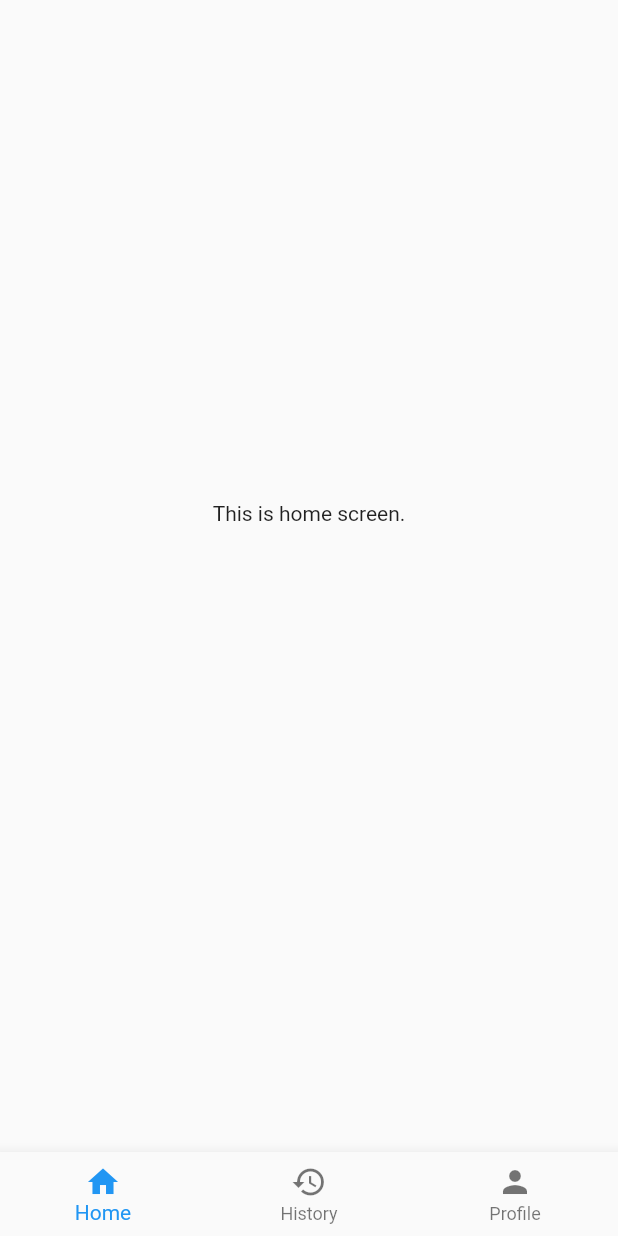
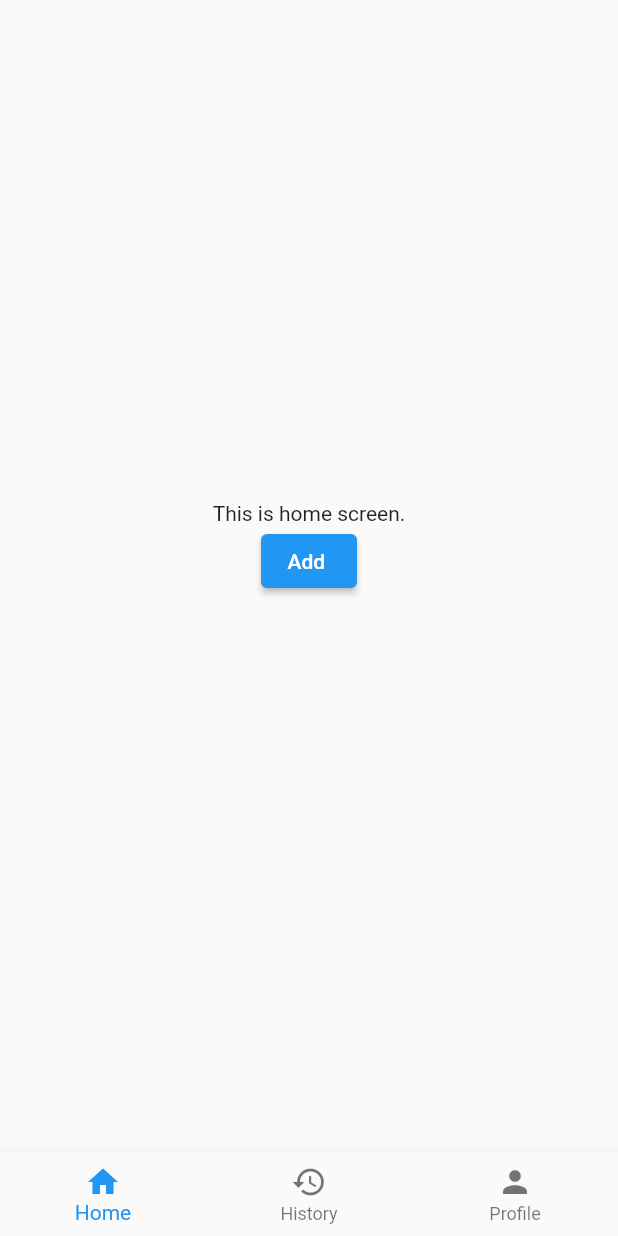
Before and after one commit to cuneytdev/calculate-calorie-app, a Flutter app: the screen it shows after launch, on a phone screen of 412 x 824 dp. Run offline on Flutter 3.47's test engine with Material 2 defaults, Android fonts, the light colour scheme and no system bars.

Commit message:
custom bottom sheet modal added.

```diff
--- a/lib/screens/home.dart
+++ b/lib/screens/home.dart
@@ -1,4 +1,6 @@
 import 'package:flutter/material.dart';
+
+import '../widgets/bottom-sheet-modal.dart';
 
 class HomeScreen extends StatelessWidget {
   const HomeScreen({super.key});
@@ -22,6 +24,9 @@ class HomeScreen extends StatelessWidget {
           child: Column(
             children: const [
               Text('This is home screen.'),
+              BottomSheetModal(
+                  buttonLabel: 'Add ',
+                  children: Text("asdasdas"))
             ],
           ),
         ),
--- /dev/null
+++ b/lib/widgets/bottom-sheet-modal.dart
@@ -0,0 +1,49 @@
+import 'package:flutter/material.dart';
+
+class BottomSheetModal extends StatelessWidget{
+  final String buttonLabel;
+  final Widget children;
+  final double height;
+
+  const BottomSheetModal({
+    super.key,
+    required this.buttonLabel,
+    required this.children,
+    this.height = 500
+  });
+
+  @override
+  Widget build(BuildContext context) {
+    return Center(
+      child: ElevatedButton(
+        child: Text(buttonLabel),
+        onPressed: () {
+          showModalBottomSheet<void>(
+            context: context,
+            backgroundColor: Colors.transparent,
+            builder: (BuildContext context) {
+              return Container(
+                decoration: const BoxDecoration(
+                  borderRadius: BorderRadius.only(
+                      topLeft: Radius.circular(20),
+                      topRight: Radius.circular(20)
+                  ),
+                  color: Colors.white
+                ),
+                height: height,
+                child: Center(
+                  child: Column(
+                    mainAxisAlignment: MainAxisAlignment.center,
+                    mainAxisSize: MainAxisSize.min,
+                    children: <Widget>[children],
+                  ),
+                ),
+              );
+            },
+          );
+        },
+      ),
+    );
+  }
+
+}
```
